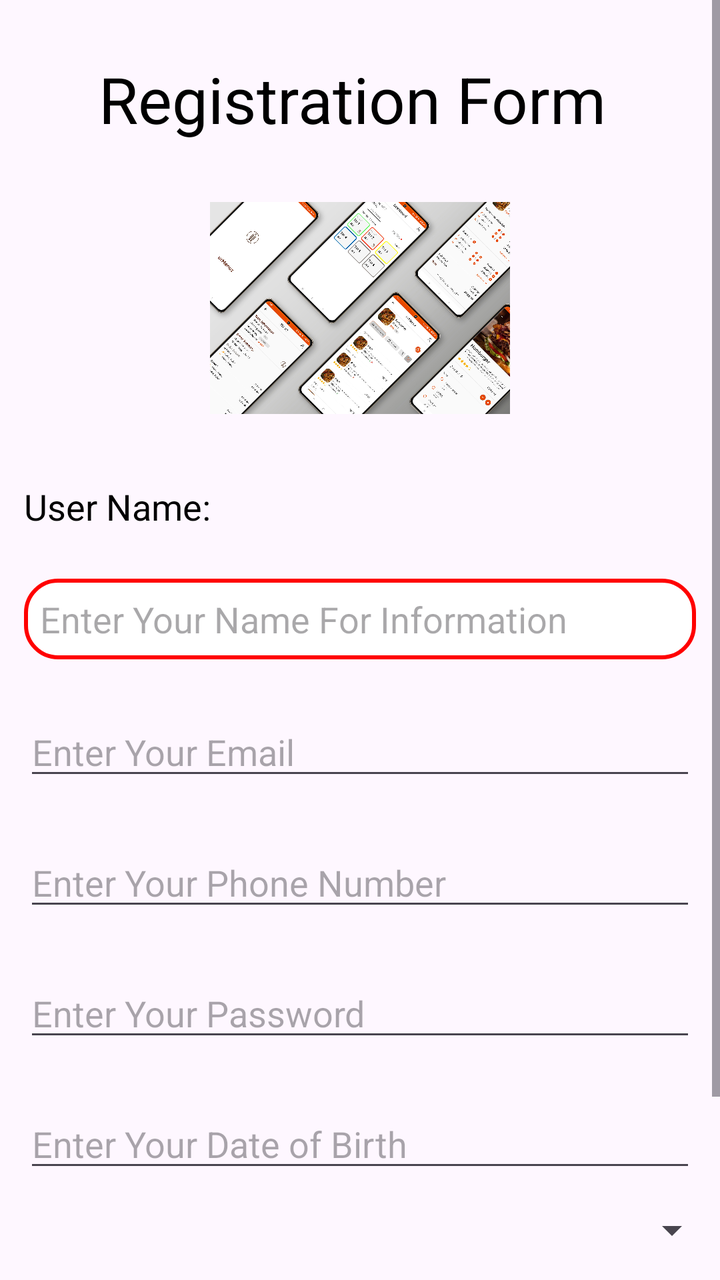
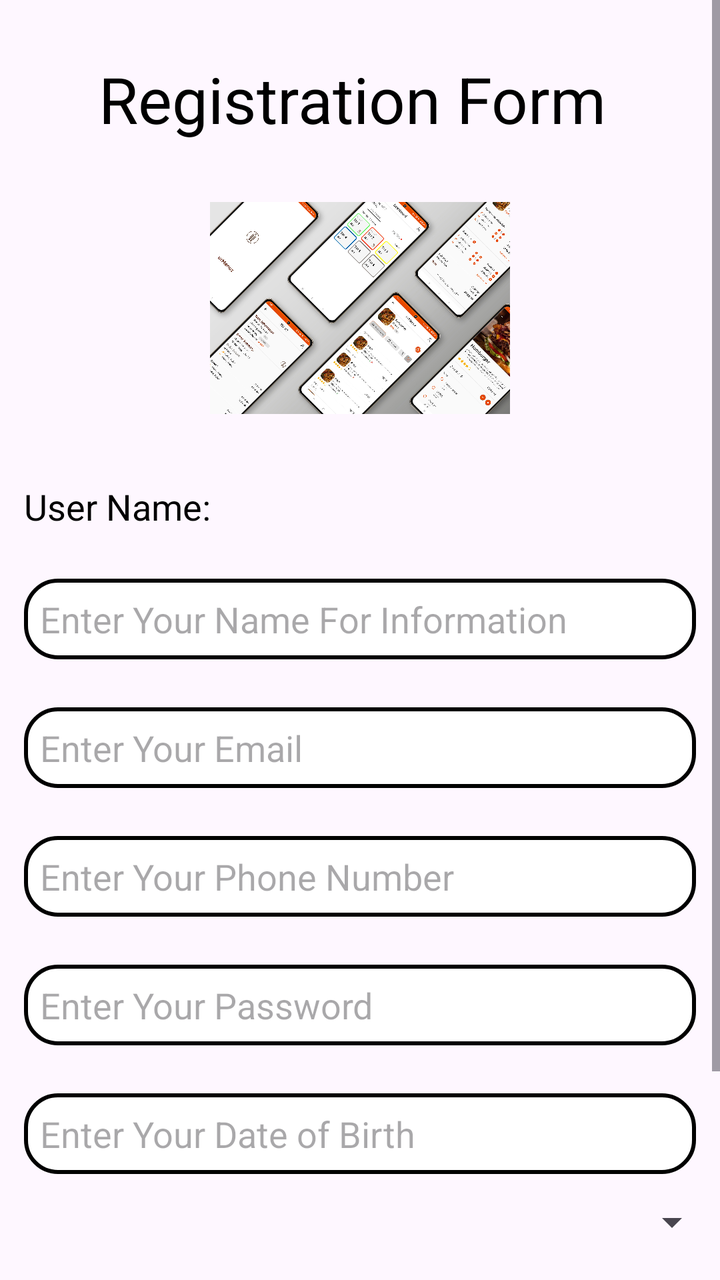

Two renders of the same Android screen: before a commit and after it. Below are the layout's source before the change and the commit's diff.
<!-- AndroidManifest.xml: application theme Theme.TestApp -->
<!-- res/layout/activity_registration.xml -->
<?xml version="1.0" encoding="utf-8"?>
<ScrollView
    xmlns:android="http://schemas.android.com/apk/res/android"
    xmlns:app="http://schemas.android.com/apk/res-auto"
    xmlns:tools="http://schemas.android.com/tools"
    android:id="@+id/main"
    android:layout_width="match_parent"
    android:layout_height="match_parent">

<LinearLayout
    xmlns:android="http://schemas.android.com/apk/res/android"
    xmlns:app="http://schemas.android.com/apk/res-auto"
    xmlns:tools="http://schemas.android.com/tools"
    android:layout_width="match_parent"
    android:layout_height="match_parent"
    android:orientation="vertical"
    tools:context=".RegistrationActivity">

    <TextView
        android:layout_width="match_parent"
        android:layout_height="wrap_content"
        android:layout_marginTop="20dp"
        android:gravity="center"
        android:padding="8dp"
        android:text="Registration Form "
        android:textColor="@color/black"
        android:textSize="32sp" />

    <ImageView
        android:layout_width="150dp"
        android:layout_height="150dp"
        android:layout_gravity="center"
        android:src="@drawable/ic_waiter_ui" />


    <LinearLayout
        android:layout_width="match_parent"
        android:layout_height="wrap_content"
        android:orientation="vertical">

        <TextView
            android:layout_width="match_parent"
            android:layout_height="wrap_content"
            android:layout_margin="12dp"
            android:text="User Name:"
            android:textColor="@color/black"
            android:textSize="18sp" />

        <EditText
            android:padding="8dp"
            android:background="@drawable/edittext_bg"
            android:id="@+id/etUserName"
            android:layout_width="match_parent"
            android:layout_height="wrap_content"
            android:layout_margin="12dp"
            android:hint="Enter Your Name For Information" />


    </LinearLayout>


    <EditText
        android:id="@+id/etEmail"
        android:layout_width="match_parent"
        android:layout_height="wrap_content"
        android:layout_margin="12dp"
        android:hint="Enter Your Email" />

    <EditText
        android:id="@+id/etPhone"
        android:layout_width="match_parent"
        android:layout_height="wrap_content"
        android:layout_margin="12dp"
        android:hint="Enter Your Phone Number"
        android:inputType="number" />

    <EditText
        android:id="@+id/etPassword"
        android:layout_width="match_parent"
        android:layout_height="wrap_content"
        android:layout_margin="12dp"
        android:hint="Enter Your Password"
        android:inputType="textPassword" />

    <EditText
        android:id="@+id/etDOB"
        android:layout_width="match_parent"
        android:layout_height="wrap_content"
        android:layout_margin="12dp"
        android:clickable="true"
        android:focusable="false"
        android:hint="Enter Your Date of Birth" />

    <Spinner
        android:id="@+id/provinceList"
        android:layout_width="match_parent"
        android:layout_height="wrap_content"
        android:padding="12dp" />

    <ProgressBar
        android:visibility="invisible"
        android:layout_gravity="center"
        android:id="@+id/pbLoader"
        android:layout_width="wrap_content"
        android:layout_height="wrap_content" />

    <Button
        android:id="@+id/btnSignUp"
        android:layout_width="match_parent"
        android:layout_height="wrap_content"
        android:layout_margin="12dp"
        android:backgroundTint="@color/black"
        android:text="Signup"
        android:textColor="@color/white" />


</LinearLayout>

</ScrollView>
<!-- resources referenced by this layout -->
<resources>
  <color name="black">#FF000000</color>
  <color name="white">#FFFFFFFF</color>
  <!-- drawable edittext_bg (drawable) -->
  <?xml version="1.0" encoding="utf-8"?>
  <shape android:shape="rectangle" xmlns:android="http://schemas.android.com/apk/res/android">
  
      <solid android:color="@color/white" />
  
      <stroke android:width="2dp"  android:color="@color/red" />
      <corners android:radius="16dp" />
  
  </shape>
  <!-- drawable ic_waiter_ui: jpg bitmap (drawable, 924284 bytes) -->
  <style name="Theme.TestApp" parent="Base.Theme.TestApp" />
  <color name="red">#FF0000</color>
  <style name="Base.Theme.TestApp" parent="Theme.Material3.DayNight.NoActionBar">
          
          
      </style>
</resources>

<!-- the commit's change to res/layout/activity_registration.xml (unified diff, before → after) -->
@@ -1,119 +1,136 @@
 <?xml version="1.0" encoding="utf-8"?>
-<ScrollView
-    xmlns:android="http://schemas.android.com/apk/res/android"
+<ScrollView xmlns:android="http://schemas.android.com/apk/res/android"
     xmlns:app="http://schemas.android.com/apk/res-auto"
     xmlns:tools="http://schemas.android.com/tools"
     android:id="@+id/main"
     android:layout_width="match_parent"
     android:layout_height="match_parent">
 
-<LinearLayout
-    xmlns:android="http://schemas.android.com/apk/res/android"
-    xmlns:app="http://schemas.android.com/apk/res-auto"
-    xmlns:tools="http://schemas.android.com/tools"
-    android:layout_width="match_parent"
-    android:layout_height="match_parent"
-    android:orientation="vertical"
-    tools:context=".RegistrationActivity">
-
-    <TextView
+    <LinearLayout xmlns:android="http://schemas.android.com/apk/res/android"
+        xmlns:app="http://schemas.android.com/apk/res-auto"
+        xmlns:tools="http://schemas.android.com/tools"
         android:layout_width="match_parent"
-        android:layout_height="wrap_content"
-        android:layout_marginTop="20dp"
-        android:gravity="center"
-        android:padding="8dp"
-        android:text="Registration Form "
-        android:textColor="@color/black"
-        android:textSize="32sp" />
-
-    <ImageView
-        android:layout_width="150dp"
-        android:layout_height="150dp"
-        android:layout_gravity="center"
-        android:src="@drawable/ic_waiter_ui" />
-
-
-    <LinearLayout
-        android:layout_width="match_parent"
-        android:layout_height="wrap_content"
-        android:orientation="vertical">
+        android:layout_height="match_parent"
+        android:orientation="vertical"
+        tools:context=".RegistrationActivity">
 
         <TextView
             android:layout_width="match_parent"
             android:layout_height="wrap_content"
-            android:layout_margin="12dp"
-            android:text="User Name:"
+            android:layout_marginTop="20dp"
+            android:gravity="center"
+            android:padding="8dp"
+            android:text="Registration Form "
             android:textColor="@color/black"
-            android:textSize="18sp" />
+            android:textSize="32sp" />
+
+        <ImageView
+            android:layout_width="150dp"
+            android:layout_height="150dp"
+            android:layout_gravity="center"
+            android:src="@drawable/ic_waiter_ui" />
+
+
+        <LinearLayout
+            android:layout_width="match_parent"
+            android:layout_height="wrap_content"
+            android:orientation="vertical">
+
+            <TextView
+                android:layout_width="match_parent"
+                android:layout_height="wrap_content"
+                android:layout_margin="12dp"
+                android:text="User Name:"
+                android:textColor="@color/black"
+                android:textSize="18sp" />
+
+            <EditText
+                android:id="@+id/etUserName"
+                android:layout_width="match_parent"
+                android:layout_height="wrap_content"
+                android:layout_margin="12dp"
+                android:background="@drawable/edittext_bg"
+                android:hint="Enter Your Name For Information"
+                android:padding="8dp" />
+
+
+        </LinearLayout>
+
 
         <EditText
-            android:padding="8dp"
-            android:background="@drawable/edittext_bg"
-            android:id="@+id/etUserName"
+            android:id="@+id/etEmail"
             android:layout_width="match_parent"
             android:layout_height="wrap_content"
             android:layout_margin="12dp"
-            android:hint="Enter Your Name For Information" />
+            android:background="@drawable/edittext_bg"
+            android:hint="Enter Your Email"
+            android:padding="8dp" />
+
+        <EditText
+            android:id="@+id/etPhone"
+            android:layout_width="match_parent"
+            android:layout_height="wrap_content"
+            android:layout_margin="12dp"
+            android:background="@drawable/edittext_bg"
+            android:hint="Enter Your Phone Number"
+            android:inputType="number"
+            android:padding="8dp" />
+
+        <EditText
+            android:id="@+id/etPassword"
+            android:layout_width="match_parent"
+            android:layout_height="wrap_content"
+            android:layout_margin="12dp"
+            android:background="@drawable/edittext_bg"
+            android:hint="Enter Your Password"
+            android:inputType="textPassword"
+            android:padding="8dp" />
+
+        <EditText
+            android:id="@+id/etDOB"
+            android:layout_width="match_parent"
+            android:layout_height="wrap_content"
+            android:layout_margin="12dp"
+            android:background="@drawable/edittext_bg"
+            android:clickable="true"
+            android:focusable="false"
+            android:hint="Enter Your Date of Birth"
+            android:padding="8dp" />
+
+        <Spinner
+            android:id="@+id/provinceList"
+            android:layout_width="match_parent"
+            android:layout_height="wrap_content"
+            android:padding="12dp" />
+
+        <ProgressBar
+            android:id="@+id/pbLoader"
+            android:layout_width="wrap_content"
+            android:layout_height="wrap_content"
+            android:layout_gravity="center"
+            android:visibility="invisible" />
+
+        <Button
+            android:id="@+id/btnSignUp"
+            android:layout_width="match_parent"
+            android:layout_height="wrap_content"
+            android:layout_margin="12dp"
+            android:backgroundTint="@color/black"
+            android:text="Signup"
+            android:textColor="@color/white" />
+
+        <TextView
+            android:id="@+id/alreadyAcc"
+            android:layout_width="wrap_content"
+            android:layout_height="wrap_content"
+            android:layout_gravity="center"
+            android:gravity="center"
+            android:text="Alrady Account! Login"
+            android:textColor="@color/black"
+            android:textSize="16sp"
+            android:textStyle="bold" />
 
 
     </LinearLayout>
 
-
-    <EditText
-        android:id="@+id/etEmail"
-        android:layout_width="match_parent"
-        android:layout_height="wrap_content"
-        android:layout_margin="12dp"
-        android:hint="Enter Your Email" />
-
-    <EditText
-        android:id="@+id/etPhone"
-        android:layout_width="match_parent"
-        android:layout_height="wrap_content"
-        android:layout_margin="12dp"
-        android:hint="Enter Your Phone Number"
-        android:inputType="number" />
-
-    <EditText
-        android:id="@+id/etPassword"
-        android:layout_width="match_parent"
-        android:layout_height="wrap_content"
-        android:layout_margin="12dp"
-        android:hint="Enter Your Password"
-        android:inputType="textPassword" />
-
-    <EditText
-        android:id="@+id/etDOB"
-        android:layout_width="match_parent"
-        android:layout_height="wrap_content"
-        android:layout_margin="12dp"
-        android:clickable="true"
-        android:focusable="false"
-        android:hint="Enter Your Date of Birth" />
-
-    <Spinner
-        android:id="@+id/provinceList"
-        android:layout_width="match_parent"
-        android:layout_height="wrap_content"
-        android:padding="12dp" />
-
-    <ProgressBar
-        android:visibility="invisible"
-        android:layout_gravity="center"
-        android:id="@+id/pbLoader"
-        android:layout_width="wrap_content"
-        android:layout_height="wrap_content" />
-
-    <Button
-        android:id="@+id/btnSignUp"
-        android:layout_width="match_parent"
-        android:layout_height="wrap_content"
-        android:layout_margin="12dp"
-        android:backgroundTint="@color/black"
-        android:text="Signup"
-        android:textColor="@color/white" />
-
-
-</LinearLayout>
-
 </ScrollView>
<!-- resource entries referenced after the edit -->
@@ -8,13 +8,12 @@
   
       <solid android:color="@color/white" />
   
-      <stroke android:width="2dp"  android:color="@color/red" />
+      <stroke android:width="2dp"  android:color="@color/black" />
       <corners android:radius="16dp" />
   
   </shape>
   <!-- drawable ic_waiter_ui: jpg bitmap (drawable, 924284 bytes) -->
   <style name="Theme.TestApp" parent="Base.Theme.TestApp" />
-  <color name="red">#FF0000</color>
   <style name="Base.Theme.TestApp" parent="Theme.Material3.DayNight.NoActionBar">
           
           
